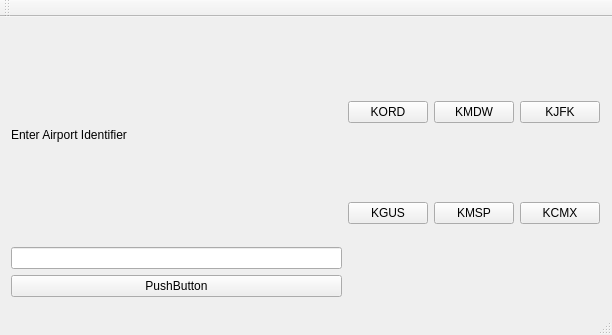
First picture: the form in mainwindow.ui, repository loansindi/metar-printer, before the edit.
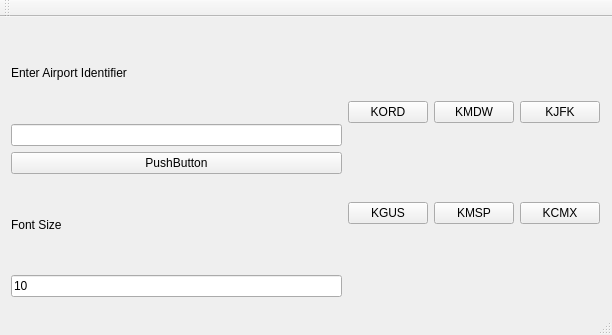
Second picture: the form after the edit.

Commit message: add font size option

```diff
--- a/mainwindow.ui
+++ b/mainwindow.ui
@@ -43,6 +43,20 @@
          </property>
         </widget>
        </item>
+       <item>
+        <widget class="QLabel" name="label_2">
+         <property name="text">
+          <string>Font Size</string>
+         </property>
+        </widget>
+       </item>
+       <item>
+        <widget class="QLineEdit" name="fontSize">
+         <property name="text">
+          <string>10</string>
+         </property>
+        </widget>
+       </item>
       </layout>
      </item>
      <item>
```
Left out of the diff: 20 changed lines with no effect on the pictures. The commit also changes 1 other file.
